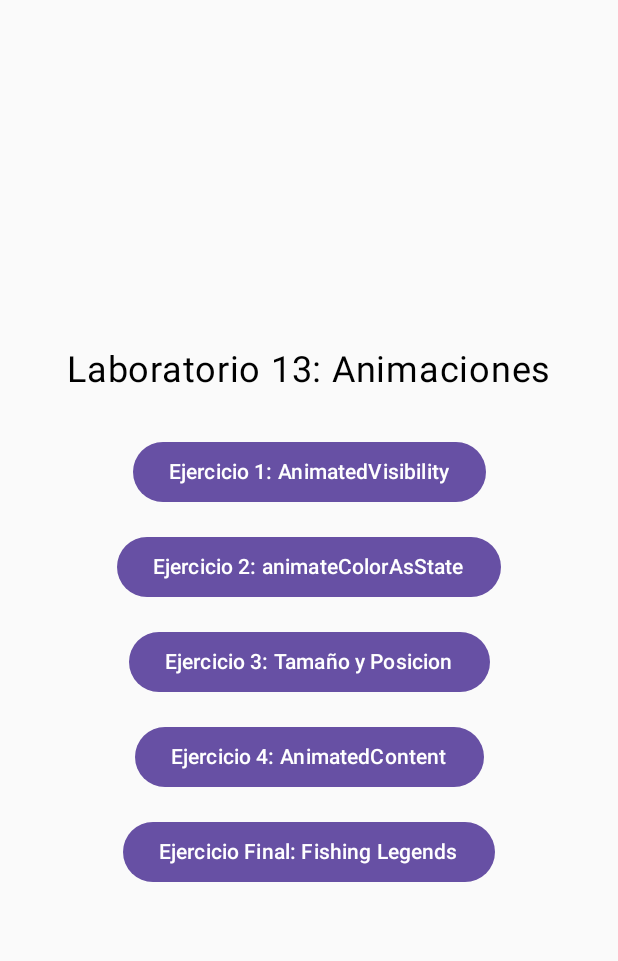
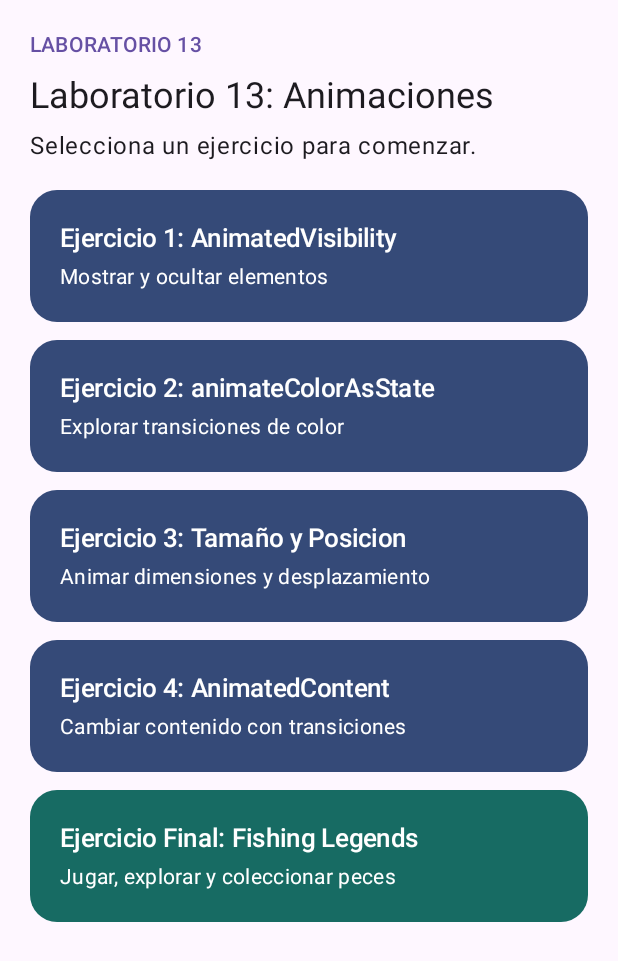
Before and after one commit to alexvilcaq-creator/Lab13Animaciones, an Android app built with Jetpack Compose: the screen it shows after launch (MainActivity), on a phone screen of 412 x 824 dp. Shown: the top 961 px of the screen. Run offline under Robolectric (Android 15) with nearby library versions, the phone set to English and light mode, and no system bars.

Commit message:
fix: improve laboratory menu touch targets and text layout

```diff
--- a/app/src/main/java/com/tecsup/lab13animaciones/MainActivity.kt
+++ b/app/src/main/java/com/tecsup/lab13animaciones/MainActivity.kt
@@ -20,6 +20,12 @@ import androidx.compose.animation.togetherWith
 import androidx.compose.foundation.background
 import androidx.compose.foundation.layout.*
 import androidx.compose.foundation.shape.RoundedCornerShape
+import androidx.compose.foundation.lazy.LazyColumn
+import androidx.compose.foundation.lazy.items
+import androidx.compose.material3.ButtonDefaults
+import androidx.compose.material3.Surface
+import androidx.compose.ui.platform.testTag
+import com.tecsup.lab13animaciones.ui.theme.Lab13AnimacionesTheme
 import androidx.compose.material3.Button
 import androidx.compose.material3.MaterialTheme
 import androidx.compose.material3.Text
@@ -37,8 +43,10 @@ class MainActivity : ComponentActivity() {
         super.onCreate(savedInstanceState)
 
         setContent {
-            MaterialTheme {
-                AppLaboratorio()
+            Lab13AnimacionesTheme(darkTheme = false, dynamicColor = false) {
+                Surface(modifier = Modifier.fillMaxSize()) {
+                    AppLaboratorio()
+                }
             }
         }
     }
@@ -76,46 +84,50 @@ fun MenuPrincipal(
     abrirEjercicio4: () -> Unit,
     abrirFishing: () -> Unit
 ) {
+    val entries = listOf(
+        Triple("Ejercicio 1: AnimatedVisibility", "Mostrar y ocultar elementos", abrirEjercicio1),
+        Triple("Ejercicio 2: animateColorAsState", "Explorar transiciones de color", abrirEjercicio2),
+        Triple("Ejercicio 3: Tamaño y Posicion", "Animar dimensiones y desplazamiento", abrirEjercicio3),
+        Triple("Ejercicio 4: AnimatedContent", "Cambiar contenido con transiciones", abrirEjercicio4),
+        Triple("Ejercicio Final: Fishing Legends", "Jugar, explorar y coleccionar peces", abrirFishing)
+    )
     Column(
-        modifier = Modifier
-            .fillMaxSize()
-            .safeDrawingPadding()
-            .verticalScroll(rememberScrollState())
-            .padding(24.dp),
-        horizontalAlignment = Alignment.CenterHorizontally,
-        verticalArrangement = Arrangement.Center
+        modifier = Modifier.fillMaxSize().safeDrawingPadding().padding(horizontal = 20.dp),
+        horizontalAlignment = Alignment.CenterHorizontally
     ) {
-        Text(
-            text = "Laboratorio 13: Animaciones",
-            fontSize = 24.sp
-        )
-
-        Spacer(modifier = Modifier.height(30.dp))
-
-        Button(onClick = abrirEjercicio1) {
-            Text("Ejercicio 1: AnimatedVisibility")
+        Column(Modifier.widthIn(max = 560.dp).fillMaxWidth().padding(vertical = 20.dp)) {
+            Text("LABORATORIO 13", style = MaterialTheme.typography.labelLarge,
+                color = MaterialTheme.colorScheme.primary)
+            Text("Laboratorio 13: Animaciones", style = MaterialTheme.typography.headlineSmall,
+                modifier = Modifier.padding(top = 8.dp))
+            Text("Selecciona un ejercicio para comenzar.", style = MaterialTheme.typography.bodyLarge,
+                modifier = Modifier.padding(top = 8.dp))
         }
-
-        Spacer(modifier = Modifier.height(15.dp))
-
-        Button(onClick = abrirEjercicio2) {
-            Text("Ejercicio 2: animateColorAsState")
-        }
-
-        Spacer(modifier = Modifier.height(15.dp))
-
-        Button(onClick = abrirEjercicio3) {
-            Text("Ejercicio 3: Tamaño y Posicion")
-        }
-
-        Spacer(modifier = Modifier.height(15.dp))
-
-        Button(onClick = abrirEjercicio4) {
-            Text("Ejercicio 4: AnimatedContent")
-        }
-        Spacer(modifier = Modifier.height(15.dp))
-        Button(onClick = abrirFishing) {
-            Text("Ejercicio Final: Fishing Legends")
+        LazyColumn(
+            modifier = Modifier.widthIn(max = 560.dp).fillMaxWidth().weight(1f).testTag("lab-menu"),
+            contentPadding = PaddingValues(bottom = 24.dp),
+            verticalArrangement = Arrangement.spacedBy(12.dp)
+        ) {
+            items(entries.indices.toList(), key = { it }) { index ->
+                val (title, description, open) = entries[index]
+                Button(
+                    onClick = open,
+                    modifier = Modifier.fillMaxWidth().heightIn(min = 88.dp)
+                        .testTag("lab-destination-${index + 1}"),
+                    shape = RoundedCornerShape(18.dp),
+                    contentPadding = PaddingValues(horizontal = 20.dp, vertical = 16.dp),
+                    colors = ButtonDefaults.buttonColors(
+                        containerColor = if (index == 4) Color(0xFF176B63) else Color(0xFF354A78)
+                    )
+                ) {
+                    Column(Modifier.fillMaxWidth(), verticalArrangement = Arrangement.spacedBy(4.dp)) {
+                        Text(title, style = MaterialTheme.typography.titleMedium,
+                            fontSize = 17.sp, lineHeight = 24.sp)
+                        Text(description, style = MaterialTheme.typography.bodyMedium,
+                            fontSize = 14.sp, lineHeight = 20.sp)
+                    }
+                }
+            }
         }
     }
 }
@@ -128,13 +140,16 @@ fun Ejercicio1(volver: () -> Unit) {
     Column(
         modifier = Modifier
             .fillMaxSize()
+            .safeDrawingPadding()
+            .verticalScroll(rememberScrollState())
             .padding(24.dp),
         horizontalAlignment = Alignment.CenterHorizontally,
         verticalArrangement = Arrangement.Center
     ) {
         Text(
             text = "Ejercicio 1: AnimatedVisibility",
-            fontSize = 22.sp
+            fontSize = 22.sp,
+            lineHeight = 30.sp
         )
 
         Spacer(modifier = Modifier.height(30.dp))
@@ -165,7 +180,7 @@ fun Ejercicio1(volver: () -> Unit) {
 
         Spacer(modifier = Modifier.height(30.dp))
 
-        Button(onClick = volver) {
+        Button(onClick = volver, modifier = Modifier.fillMaxWidth().heightIn(min = 56.dp)) {
             Text("Volver al menu")
         }
     }
@@ -190,13 +205,16 @@ fun Ejercicio2(volver: () -> Unit) {
     Column(
         modifier = Modifier
             .fillMaxSize()
+            .safeDrawingPadding()
+            .verticalScroll(rememberScrollState())
             .padding(24.dp),
         horizontalAlignment = Alignment.CenterHorizontally,
         verticalArrangement = Arrangement.Center
     ) {
         Text(
             text = "Ejercicio 2: Cambio de Color",
-            fontSize = 22.sp
+            fontSize = 22.sp,
+            lineHeight = 30.sp
         )
 
         Spacer(modifier = Modifier.height(30.dp))
@@ -230,7 +248,7 @@ fun Ejercicio2(volver: () -> Unit) {
 
         Spacer(modifier = Modifier.height(30.dp))
 
-        Button(onClick = volver) {
+        Button(onClick = volver, modifier = Modifier.fillMaxWidth().heightIn(min = 56.dp)) {
             Text("Volver al menu")
         }
     }
@@ -256,13 +274,16 @@ fun Ejercicio3(volver: () -> Unit) {
     Column(
         modifier = Modifier
             .fillMaxSize()
+            .safeDrawingPadding()
+            .verticalScroll(rememberScrollState())
             .padding(24.dp),
         horizontalAlignment = Alignment.CenterHorizontally,
         verticalArrangement = Arrangement.Center
     ) {
         Text(
             text = "Ejercicio 3: Tamaño y Posicion",
-            fontSize = 22.sp
+            fontSize = 22.sp,
+            lineHeight = 30.sp
         )
 
         Spacer(modifier = Modifier.height(30.dp))
@@ -295,7 +316,7 @@ fun Ejercicio3(volver: () -> Unit) {
 
         Spacer(modifier = Modifier.height(20.dp))
 
-        Button(onClick = volver) {
+        Button(onClick = volver, modifier = Modifier.fillMaxWidth().heightIn(min = 56.dp)) {
             Text("Volver al menu")
         }
     }
@@ -309,13 +330,16 @@ fun Ejercicio4(volver: () -> Unit) {
     Column(
         modifier = Modifier
             .fillMaxSize()
+            .safeDrawingPadding()
+            .verticalScroll(rememberScrollState())
             .padding(20.dp),
         horizontalAlignment = Alignment.CenterHorizontally,
         verticalArrangement = Arrangement.Center
     ) {
         Text(
             text = "Ejercicio 4: AnimatedContent",
-            fontSize = 22.sp
+            fontSize = 22.sp,
+            lineHeight = 30.sp
         )
 
         Spacer(modifier = Modifier.height(30.dp))
@@ -358,6 +382,7 @@ fun Ejercicio4(volver: () -> Unit) {
                     text = mensaje,
                     color = Color.White,
                     fontSize = 20.sp,
+                    lineHeight = 28.sp,
                     fontWeight = FontWeight.Bold
                 )
             }
@@ -392,7 +417,7 @@ fun Ejercicio4(volver: () -> Unit) {
 
         Spacer(modifier = Modifier.height(25.dp))
 
-        Button(onClick = volver) {
+        Button(onClick = volver, modifier = Modifier.fillMaxWidth().heightIn(min = 56.dp)) {
             Text("Volver al menu")
         }
     }
```
Also changed, not shown: app/src/main/java/com/tecsup/lab13animaciones/fishing/FishingComponents.kt (+8 -5 lines), app/src/main/java/com/tecsup/lab13animaciones/fishing/FishingGame.kt (+5 -5 lines), 2 other files.
